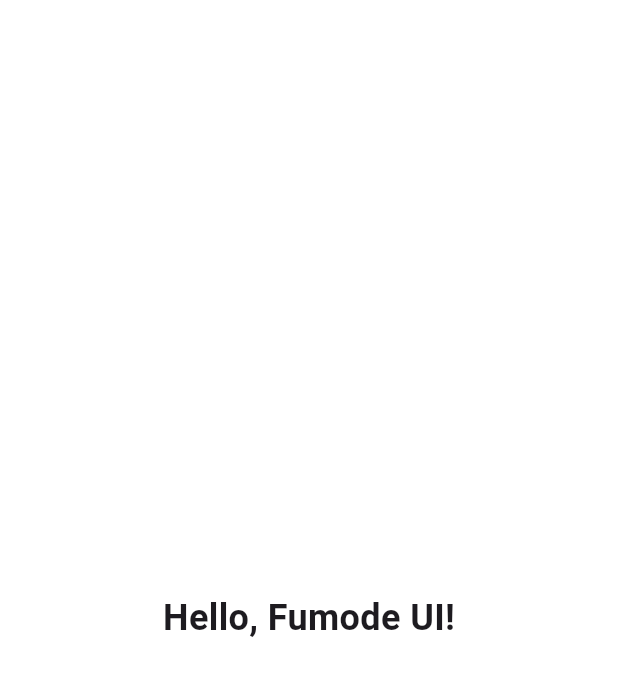
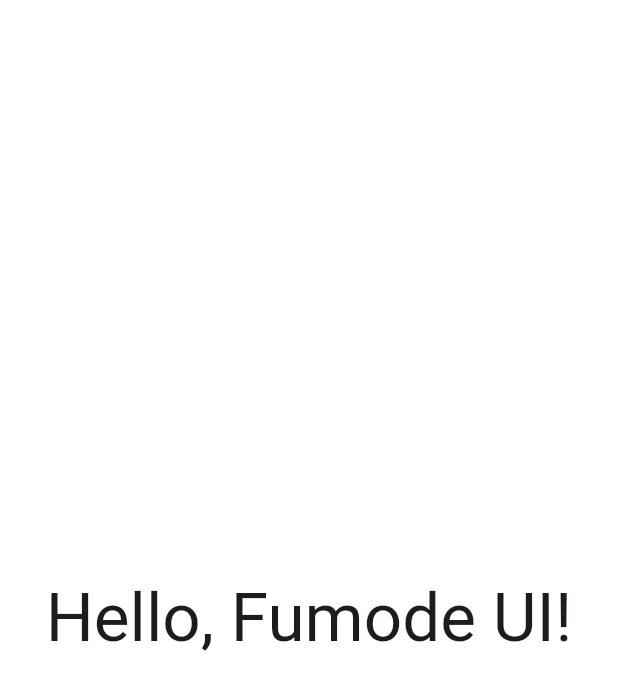
Before and after one commit to Tr-n-Huy-Flutter/fumode_client, a Flutter app: the screen it shows after launch, on a phone screen of 412 x 824 dp. Shown: the top 690 px of the screen. Run offline on Flutter 3.47's test engine with Material 3 defaults, Android fonts, the phone set to English and light mode, and no system bars; our stand-ins replace flutter_screenutil; missing offline and left inert: fumode_ui.

Commit message:
Update text style and add font assets
Replaced custom TextStyle with Theme's displayMedium for consistency. Added assets/fonts/ to pubspec.yaml to include font assets in the project.

```diff
--- a/lib/main.dart
+++ b/lib/main.dart
@@ -29,11 +29,7 @@
           child: Center(
             child: Text(
               'Hello, Fumode UI!',
-              style: TextStyle(
-                color: ui.AppColors.primaryOrange,
-                fontSize: 24,
-                fontWeight: FontWeight.bold,
-              ),
+              style: Theme.of(context).textTheme.displayMedium,
             ),
           ),
         ),
--- a/pubspec.yaml
+++ b/pubspec.yaml
@@ -30,7 +30,8 @@ flutter:
 
 
   uses-material-design: true
-
+  assets:
+    - assets/fonts/
   fonts:
      - family: PlusJakartaSans
        fonts:
```
